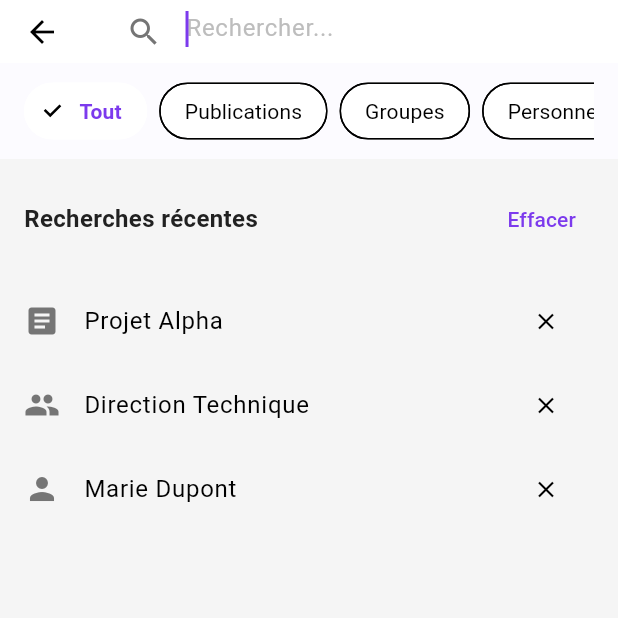
After one commit to Khaoulachaouaty/ConnectWork, a Flutter app: the Search screen opened directly, on a phone screen of 412 x 824 dp, the top half of it. The commit adds this screen. Run offline on Flutter 3.47's test engine with Material 3 defaults, Android fonts, the phone set to English and light mode, and no system bars; our stand-ins replace device_info_plus, dio, permission_handler; network calls fail.

Commit message:
ajouter search

```diff
--- a/lib/constants.dart
+++ b/lib/constants.dart
@@ -1,9 +1,9 @@
 import 'package:flutter/material.dart';
 
 class AppColors {
-static const Color primary = Color(0xFF1E40AF);      // Bleu marine
-static const Color primaryLight = Color(0xFF3B82F6);
-static const Color primaryDark = Color(0xFF1E3A8A);
+static const Color primary = Color(0xFF7C3AED);      // Violet
+static const Color primaryLight = Color(0xFF8B5CF6);
+static const Color primaryDark = Color(0xFF6D28D9);
 
   static const Color background = Color(0xFFF5F5F5);
   static const Color white = Colors.white;
--- a/lib/views/home/feed.dart
+++ b/lib/views/home/feed.dart
@@ -5,6 +5,8 @@ import '../../models/user.dart';
 import '../../widgets/post_card.dart';
 import 'create_post.dart';
 import '../../widgets/bottom_nav_bar.dart';
+import '../search/search.dart';
+
 
 
 class Feed extends StatefulWidget {
@@ -137,7 +139,7 @@ class _FeedState extends State<Feed> {
         icon: const Icon(Icons.search, size: 24, color: AppColors.white),
         onPressed: () => Navigator.push(
           context,
-          MaterialPageRoute(builder: (context) => const Scaffold()),
+          MaterialPageRoute(builder: (context) => const Search()),
         ),
       ),
     ),
@@ -150,7 +152,7 @@ class _FeedState extends State<Feed> {
       child: Stack(
         children: [
           IconButton(
-            icon: const Icon(Icons.notifications_outlined, size: 24, color: AppColors.white),
+            icon: const Icon(Icons.notifications_outlined, size: 24, color: Color.fromARGB(255, 255, 255, 255)),
             onPressed: () => Navigator.push(
               context,
               MaterialPageRoute(
@@ -165,7 +167,7 @@ class _FeedState extends State<Feed> {
               width: 16,
               height: 16,
               decoration: const BoxDecoration(
-                color: Color.fromARGB(255, 91, 107, 171),
+                color: Color.fromARGB(255, 73, 5, 141),
                 shape: BoxShape.circle,
               ),
               child: const Center(
--- /dev/null
+++ b/lib/views/search/search.dart
@@ -0,0 +1,181 @@
+import 'package:flutter/material.dart';
+import '../../constants.dart';
+
+class Search extends StatefulWidget {
+  const Search({super.key});
+
+  @override
+  State<Search> createState() => _SearchState();
+}
+
+class _SearchState extends State<Search> {
+  final _searchController = TextEditingController();
+  String _selectedFilter = 'Tout';
+  final List<String> _filters = ['Tout', 'Publications', 'Groupes', 'Personnes'];
+
+  final List<Map<String, dynamic>> _recentSearches = [
+    {'term': 'Projet Alpha', 'type': 'publication'},
+    {'term': 'Direction Technique', 'type': 'groupe'},
+    {'term': 'Marie Dupont', 'type': 'personne'},
+  ];
+
+  @override
+  Widget build(BuildContext context) {
+    return Scaffold(
+      backgroundColor: AppColors.background,
+      appBar: AppBar(
+        title: Container(
+          height: 44,
+          decoration: BoxDecoration(
+            color: AppColors.white,
+            borderRadius: BorderRadius.circular(25),
+          ),
+          child: TextField(
+            controller: _searchController,
+            autofocus: true,
+            decoration: InputDecoration(
+              hintText: 'Rechercher...',
+              hintStyle: const TextStyle(color: AppColors.textHint),
+              prefixIcon: const Icon(Icons.search, color: AppColors.textSecondary),
+              suffixIcon: _searchController.text.isNotEmpty
+                  ? IconButton(
+                      icon: const Icon(Icons.clear, color: AppColors.textSecondary),
+                      onPressed: () {
+                        _searchController.clear();
+                        setState(() {});
+                      },
+                    )
+                  : null,
+              border: InputBorder.none,
+              contentPadding: const EdgeInsets.symmetric(
+                horizontal: 16,
+                vertical: 12,
+              ),
+            ),
+            onChanged: (_) => setState(() {}),
+          ),
+        ),
+        bottom: PreferredSize(
+          preferredSize: const Size.fromHeight(50),
+          child: Container(
+            color: const Color.fromARGB(255, 252, 251, 255),
+            padding: const EdgeInsets.symmetric(horizontal: 16, vertical: 8),
+            child: SingleChildScrollView(
+              scrollDirection: Axis.horizontal,
+              child: Row(
+                children: _filters.map((filter) {
+                  final isSelected = _selectedFilter == filter;
+                  return Padding(
+                    padding: const EdgeInsets.only(right: 8),
+                    child: ChoiceChip(
+                      label: Text(filter),
+                      selected: isSelected,
+                      onSelected: (selected) {
+                        setState(() => _selectedFilter = filter);
+                      },
+                      selectedColor: AppColors.white,
+                      labelStyle: TextStyle(
+                        color: isSelected ? AppColors.primary : const Color.fromARGB(255, 0, 0, 0),
+                        fontWeight: isSelected ? FontWeight.bold : FontWeight.normal,
+                      ),
+                      backgroundColor: AppColors.white.withOpacity(0.2),
+                      shape: RoundedRectangleBorder(
+                        borderRadius: BorderRadius.circular(20),
+                        side: BorderSide.none,
+                      ),
+                    ),
+                  );
+                }).toList(),
+              ),
+            ),
+          ),
+        ),
+      ),
+      body: _searchController.text.isEmpty
+          ? _buildRecentSearches()
+          : _buildSearchResults(),
+    );
+  }
+
+  Widget _buildRecentSearches() {
+    return Column(
+      crossAxisAlignment: CrossAxisAlignment.start,
+      children: [
+        Padding(
+          padding: const EdgeInsets.all(16),
+          child: Row(
+            mainAxisAlignment: MainAxisAlignment.spaceBetween,
+            children: [
+              const Text(
+                'Recherches récentes',
+                style: AppTextStyles.heading3,
+              ),
+              TextButton(
+                onPressed: () {
+                  setState(() {
+                    _recentSearches.clear();
+                  });
+                },
+                child: const Text('Effacer'),
+              ),
+            ],
+          ),
+        ),
+        ..._recentSearches.map((search) {
+          IconData icon;
+          switch (search['type']) {
+            case 'publication':
+              icon = Icons.article;
+              break;
+            case 'groupe':
+              icon = Icons.group;
+              break;
+            case 'personne':
+              icon = Icons.person;
+              break;
+            default:
+              icon = Icons.history;
+          }
+          return ListTile(
+            leading: Icon(icon, color: AppColors.textSecondary),
+            title: Text(search['term']),
+            trailing: IconButton(
+              icon: const Icon(Icons.close, size: 18),
+              onPressed: () {
+                setState(() {
+                  _recentSearches.remove(search);
+                });
+              },
+            ),
+            onTap: () {
+              _searchController.text = search['term'];
+              setState(() {});
+            },
+          );
+        }).toList(),
+      ],
+    );
+  }
+
+  Widget _buildSearchResults() {
+    return ListView(
+      children: [
+        ListTile(
+          leading: const CircleAvatar(
+            backgroundColor: AppColors.primary,
+            child: Icon(Icons.article, color: AppColors.white),
+          ),
+          title: const Text('Résultat de recherche 1'),
+          subtitle: const Text('Publication • Il y a 2h'),
+          onTap: () {},
+        ),
+      ],
+    );
+  }
+
+  @override
+  void dispose() {
+    _searchController.dispose();
+    super.dispose();
+  }
+}
```
